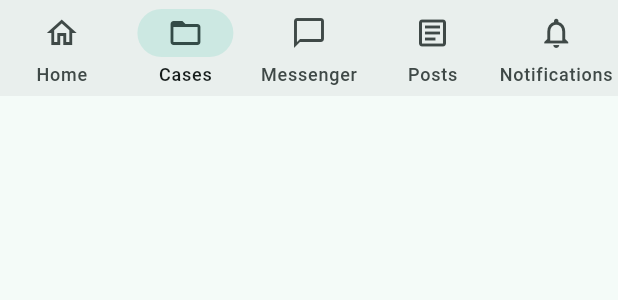
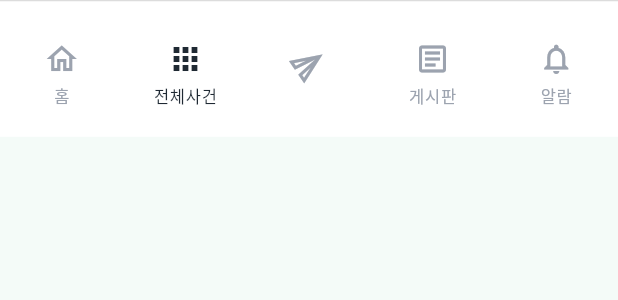
Before and after one commit to otgonjargal2019/jic_mobile, a Flutter app: the AppBottomNav widget shown alone on an empty page, opened directly, on a phone screen of 412 x 824 dp. Shown: the top 300 px of the screen. Run offline on Flutter 3.47's test engine with Material 3 defaults, Android fonts, the phone set to English and light mode, and no system bars; our stand-ins replace cookie_jar, dio, dio_cookie_manager, flutter_html, shared_preferences, socket_io_client; accounts and stored records are empty; network calls fail.

Commit message:
bottom navigation design

```diff
--- a/lib/core/widgets/app_bottom_nav.dart
+++ b/lib/core/widgets/app_bottom_nav.dart
@@ -10,11 +10,11 @@ class AppBottomNav extends StatelessWidget {
   final int currentIndex;
   const AppBottomNav({super.key, required this.currentIndex});
 
-  void _onTap(BuildContext context, int i) {
-    if (i == currentIndex) return;
+  void _onTap(BuildContext context, int index) {
+    if (index == currentIndex) return;
 
     final navigator = Navigator.of(context, rootNavigator: true);
-    switch (i) {
+    switch (index) {
       case 0:
         navigator.pushReplacementNamed('/home');
         break;
@@ -41,50 +41,108 @@ class AppBottomNav extends StatelessWidget {
     final notif = context.watch<NotificationProvider>();
     final unreadNotifCount = notif.unreadCount;
 
-    return NavigationBar(
+    final theme = Theme.of(context);
+    const activeColor = Color(0xFF1F2933);
+    const inactiveColor = Color(0xFF9CA3AF);
+    final labelStyle =
+        theme.textTheme.labelSmall ?? const TextStyle(fontSize: 12);
+
+    return NavigationBarTheme(
+      data: NavigationBarThemeData(
+        height: 90,
+        indicatorColor: Colors.transparent,
+        overlayColor: WidgetStateProperty.all(Colors.transparent),
+        backgroundColor: Colors.white,
+        iconTheme: WidgetStateProperty.resolveWith((states) {
+          final color = states.contains(WidgetState.selected)
+              ? activeColor
+              : inactiveColor;
+          return IconThemeData(color: color, size: 24);
+        }),
+        labelTextStyle: WidgetStateProperty.resolveWith((states) {
+          final color = states.contains(WidgetState.selected)
+              ? activeColor
+              : inactiveColor;
+          return labelStyle.copyWith(height: 0.85, color: color);
+        }),
+      ),
+      child: Container(
+        decoration: const BoxDecoration(
+          color: Colors.white,
+          border: Border(top: BorderSide(color: Color(0xFFDCDCDC), width: 1)),
+        ),
+        child: NavigationBar(
           selectedIndex: currentIndex,
-      height: 64,
-      labelBehavior: NavigationDestinationLabelBehavior.alwaysShow,
-      onDestinationSelected: (i) => _onTap(context, i),
+          onDestinationSelected: (index) => _onTap(context, index),
           destinations: [
             const NavigationDestination(
               icon: Icon(Icons.home_outlined),
               selectedIcon: Icon(Icons.home),
-          label: 'Home',
+              label: '홈',
             ),
             const NavigationDestination(
-          icon: Icon(Icons.folder_open_outlined),
-          selectedIcon: Icon(Icons.folder_open),
-          label: 'Cases',
+              icon: Icon(Icons.apps),
+              selectedIcon: Icon(Icons.apps_outlined),
+              label: '전체사건',
             ),
             NavigationDestination(
-          icon: _NavIconWithBadge(
-            icon: Icon(Icons.chat_bubble_outline),
+              icon: Semantics(
+                label: '메신저',
+                child: SizedBox(
+                  height: 60,
+                  child: Center(
+                    child: Transform.translate(
+                      offset: const Offset(0, 3),
+                      child: _NavIconWithBadge(
+                        icon: Transform.rotate(
+                          angle: -0.6,
+                          child: const Icon(Icons.send_outlined),
+                        ),
                         badgeCount: unreadUsers,
                       ),
-          selectedIcon: _NavIconWithBadge(
-            icon: Icon(Icons.chat_bubble),
+                    ),
+                  ),
+                ),
+              ),
+              selectedIcon: Semantics(
+                label: '메신저',
+                child: SizedBox(
+                  height: 60,
+                  child: Center(
+                    child: Transform.translate(
+                      offset: const Offset(0, 3),
+                      child: _NavIconWithBadge(
+                        icon: Transform.rotate(
+                          angle: -0.6,
+                          child: const Icon(Icons.send),
+                        ),
                         badgeCount: unreadUsers,
                       ),
-          label: 'Messenger',
+                    ),
+                  ),
+                ),
+              ),
+              label: '',
             ),
             const NavigationDestination(
               icon: Icon(Icons.article_outlined),
               selectedIcon: Icon(Icons.article),
-          label: 'Posts',
+              label: '게시판',
             ),
             NavigationDestination(
               icon: _NavIconWithBadge(
-            icon: Icon(Icons.notifications_none),
+                icon: const Icon(Icons.notifications_none),
                 badgeCount: unreadNotifCount,
               ),
               selectedIcon: _NavIconWithBadge(
-            icon: Icon(Icons.notifications),
+                icon: const Icon(Icons.notifications),
                 badgeCount: unreadNotifCount,
               ),
-          label: 'Notifications',
+              label: '알람',
             ),
           ],
+        ),
+      ),
     );
   }
 }
```
Lines whose indentation alone changed are shown as unchanged.
